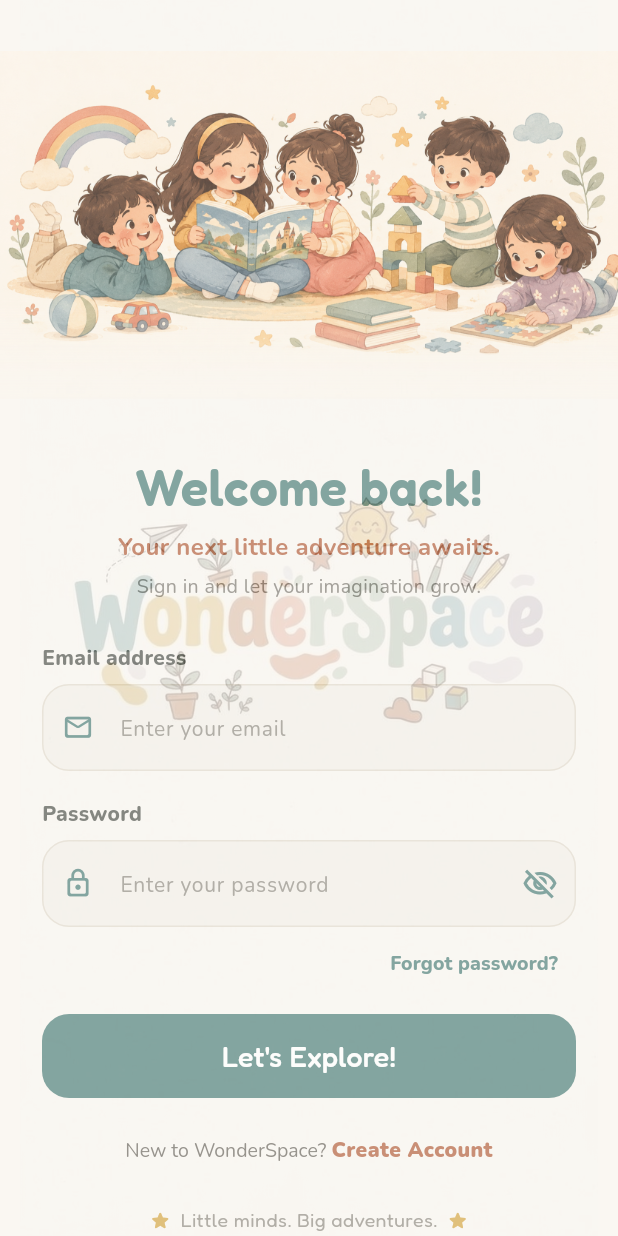
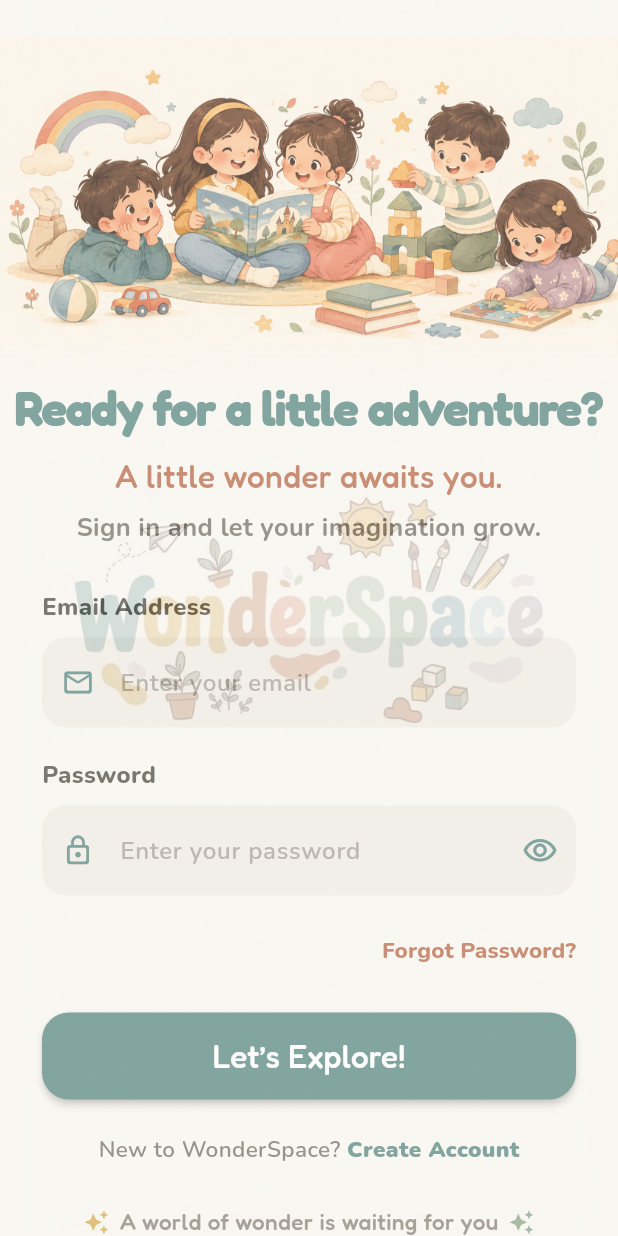
Before and after one commit to aakriti01-dot/WonderSpace, a Flutter app: the screen it shows after launch, on a phone screen of 412 x 824 dp. Run offline on Flutter 3.47's test engine with Material 3 defaults, Android fonts, the phone set to English and light mode, and no system bars; our stand-ins replace firebase_auth, firebase_core, google_fonts; accounts and stored records are empty.

Commit message:
Refine WonderSpace login screen layout

```diff
--- a/lib/screens/login_screen.dart
+++ b/lib/screens/login_screen.dart
@@ -11,125 +11,179 @@ class LoginScreen extends StatefulWidget {
 }
 
 class _LoginScreenState extends State<LoginScreen> {
-  final emailController = TextEditingController();
-  final passwordController = TextEditingController();
+  final _emailController = TextEditingController();
+  final _passwordController = TextEditingController();
 
-  bool isLoading = false;
-  bool obscurePassword = true;
+  bool _isPasswordVisible = false;
+  bool _isLoading = false;
 
-  static const cream = Color(0xFFFAF7F2);
-  static const teal = Color(0xFF5D8A85);
-  static const terracotta = Color(0xFFBA6D4D);
-  static const mustard = Color(0xFFD9AE54);
+  static const Color cream = Color(0xFFFAF7F2);
+  static const Color teal = Color(0xFF5D8A85);
+  static const Color mustard = Color(0xFFD9AE54);
+  static const Color terracotta = Color(0xFFBA6D4D);
+  static const Color sage = Color(0xFF8EA88E);
 
   @override
   void dispose() {
-    emailController.dispose();
-    passwordController.dispose();
+    _emailController.dispose();
+    _passwordController.dispose();
     super.dispose();
   }
 
-  void showMessage(String message) {
+  Future<void> _login() async {
+    final email = _emailController.text.trim();
+    final password = _passwordController.text;
+
+    if (email.isEmpty || password.isEmpty) {
+      _showMessage('Please enter your email and password.');
+      return;
+    }
+
+    setState(() {
+      _isLoading = true;
+    });
+
+    try {
+      await FirebaseAuth.instance.signInWithEmailAndPassword(
+        email: email,
+        password: password,
+      );
+
+      if (!mounted) return;
+
+      _showMessage('Welcome back to WonderSpace! ✨');
+    } on FirebaseAuthException catch (e) {
+      String message;
+
+      switch (e.code) {
+        case 'user-not-found':
+          message = 'No account found with this email.';
+          break;
+        case 'wrong-password':
+          message = 'Incorrect password. Please try again.';
+          break;
+        case 'invalid-email':
+          message = 'Please enter a valid email address.';
+          break;
+        case 'invalid-credential':
+          message = 'Invalid email or password.';
+          break;
+        case 'user-disabled':
+          message = 'This account has been disabled.';
+          break;
+        case 'too-many-requests':
+          message = 'Too many attempts. Please try again later.';
+          break;
+        default:
+          message = e.message ?? 'Something went wrong. Please try again.';
+      }
+
+      if (!mounted) return;
+      _showMessage(message);
+    } catch (e) {
+      if (!mounted) return;
+      _showMessage('Something went wrong. Please try again.');
+    } finally {
+      if (mounted) {
+        setState(() {
+          _isLoading = false;
+        });
+      }
+    }
+  }
+
+  Future<void> _forgotPassword() async {
+    final email = _emailController.text.trim();
+
+    if (email.isEmpty) {
+      _showMessage('Please enter your email address first.');
+      return;
+    }
+
+    try {
+      await FirebaseAuth.instance.sendPasswordResetEmail(
+        email: email,
+      );
+
+      if (!mounted) return;
+      _showMessage('Password reset link sent to your email!');
+    } on FirebaseAuthException catch (e) {
+      if (!mounted) return;
+      _showMessage(e.message ?? 'Unable to send reset email.');
+    }
+  }
+
+  void _showMessage(String message) {
     ScaffoldMessenger.of(context).showSnackBar(
       SnackBar(
-        content: Text(message),
+        content: Text(
+          message,
+          style: GoogleFonts.nunito(
+            fontSize: 15,
+            fontWeight: FontWeight.w700,
+          ),
+        ),
         backgroundColor: teal,
         behavior: SnackBarBehavior.floating,
+        shape: RoundedRectangleBorder(
+          borderRadius: BorderRadius.circular(14),
+        ),
       ),
     );
   }
 
-  Future<void> login() async {
-    if (emailController.text.trim().isEmpty ||
-        passwordController.text.isEmpty) {
-      showMessage('Please enter your email and password.');
-      return;
-    }
-
-    setState(() => isLoading = true);
-
-    try {
-      await FirebaseAuth.instance.signInWithEmailAndPassword(
-        email: emailController.text.trim(),
-        password: passwordController.text.trim(),
-      );
-
-      if (!mounted) return;
-
-      showMessage('Welcome back to WonderSpace! ✨');
-    } on FirebaseAuthException catch (e) {
-      if (!mounted) return;
-
-      if (e.code == 'invalid-credential' ||
-          e.code == 'wrong-password' ||
-          e.code == 'user-not-found') {
-        showMessage('Incorrect email or password. Please try again.');
-      } else if (e.code == 'invalid-email') {
-        showMessage('Please enter a valid email address.');
-      } else {
-        showMessage(e.message ?? 'Something went wrong. Please try again.');
-      }
-    } catch (_) {
-      if (!mounted) return;
-      showMessage('Something went wrong. Please try again.');
-    } finally {
-      if (mounted) {
-        setState(() => isLoading = false);
-      }
-    }
-  }
-
-  Future<void> forgotPassword() async {
-    final email = emailController.text.trim();
-
-    if (email.isEmpty) {
-      showMessage('Enter your email first to reset your password.');
-      return;
-    }
-
-    try {
-      await FirebaseAuth.instance.sendPasswordResetEmail(email: email);
-      if (!mounted) return;
-      showMessage('Password reset email sent! Check your inbox.');
-    } on FirebaseAuthException catch (e) {
-      if (!mounted) return;
-      showMessage(e.message ?? 'Could not send reset email.');
-    }
-  }
-
-  InputDecoration inputDecoration({
+  InputDecoration _inputDecoration({
     required String hint,
     required IconData icon,
-    Widget? suffix,
+    Widget? suffixIcon,
   }) {
     return InputDecoration(
       hintText: hint,
-      prefixIcon: Icon(icon, color: teal, size: 21),
-      suffixIcon: suffix,
+      hintStyle: GoogleFonts.nunito(
+        fontSize: 16,
+        fontWeight: FontWeight.w600,
+        color: const Color(0xFFAAA49B),
+      ),
+      prefixIcon: Icon(
+        icon,
+        color: teal,
+        size: 22,
+      ),
+      suffixIcon: suffixIcon,
       filled: true,
-      fillColor: const Color(0xFFEFECE5).withValues(alpha: 0.55),
-      hintStyle: GoogleFonts.nunito(
-        color: const Color(0xFF9B978F),
-        fontSize: 14,
-      ),
+      fillColor: const Color(0xFFF1EDE6),
       contentPadding: const EdgeInsets.symmetric(
         horizontal: 18,
-        vertical: 17,
+        vertical: 18,
       ),
       border: OutlineInputBorder(
-        borderRadius: BorderRadius.circular(18),
+        borderRadius: BorderRadius.circular(16),
         borderSide: BorderSide.none,
       ),
       enabledBorder: OutlineInputBorder(
-        borderRadius: BorderRadius.circular(18),
+        borderRadius: BorderRadius.circular(16),
+        borderSide: BorderSide.none,
+      ),
+      focusedBorder: OutlineInputBorder(
+        borderRadius: BorderRadius.circular(16),
         borderSide: const BorderSide(
-          color: Color(0xFFE5DED2),
-          width: 1,
+          color: teal,
+          width: 1.5,
         ),
       ),
-      focusedBorder: OutlineInputBorder(
-        borderRadius: BorderRadius.circular(18),
-        borderSide: const BorderSide(color: teal, width: 1.5),
+    );
+  }
+
+  Widget _buildLabel(String text) {
+    return Padding(
+      padding: const EdgeInsets.only(bottom: 9),
+      child: Text(
+        text,
+        style: GoogleFonts.nunito(
+          fontSize: 16,
+          fontWeight: FontWeight.w800,
+          color: const Color(0xFF514D46),
+        ),
       ),
     );
   }
@@ -139,19 +193,25 @@ class _LoginScreenState extends State<LoginScreen> {
     return Scaffold(
       backgroundColor: cream,
       body: SafeArea(
-        child: LayoutBuilder(
-          builder: (context, constraints) {
-            return SingleChildScrollView(
-              child: ConstrainedBox(
-                constraints: BoxConstraints(
-                  minHeight: constraints.maxHeight,
-                ),
+        child: SingleChildScrollView(
+          physics: const BouncingScrollPhysics(),
+          child: Padding(
+            padding: const EdgeInsets.only(bottom: 24),
             child: Column(
+              crossAxisAlignment: CrossAxisAlignment.stretch,
               children: [
-                    // Illustration
+                // Illustration with overlapping headline
                 SizedBox(
+                  height: 300,
                   width: double.infinity,
-                      height: 300,
+                  child: Stack(
+                    alignment: Alignment.bottomCenter,
+                    children: [
+                      Positioned(
+                        top: 0,
+                        left: 0,
+                        right: 0,
+                        height: 280,
                         child: ShaderMask(
                           shaderCallback: (bounds) {
                             return const LinearGradient(
@@ -162,7 +222,7 @@ class _LoginScreenState extends State<LoginScreen> {
                                 Colors.black,
                                 Colors.transparent,
                               ],
-                            stops: [0.0, 0.65, 1.0],
+                              stops: [0.0, 0.72, 1.0],
                             ).createShader(bounds);
                           },
                           blendMode: BlendMode.dstIn,
@@ -176,48 +236,56 @@ class _LoginScreenState extends State<LoginScreen> {
                         ),
                       ),
 
-                    // Welcome section
-                    Padding(
-                      padding: const EdgeInsets.symmetric(horizontal: 28),
-                      child: Column(
-                        children: [
-                          Text(
-                            'Welcome back!',
+                      Positioned(
+                        bottom:5,
+                        left: 10,
+                        right: 10,
+                        child: FittedBox(
+                          fit: BoxFit.scaleDown,
+                          child: Text(
+                            'Ready for a little adventure?',
                             textAlign: TextAlign.center,
+                            maxLines: 1,
                             style: GoogleFonts.fredoka(
-                              fontSize: 34,
-                              fontWeight: FontWeight.w600,
+                              fontSize: 36,
+                              fontWeight: FontWeight.w700,
+                              letterSpacing: -1.0,
                               color: teal,
                             ),
                           ),
-
-                          const SizedBox(height: 4),
-
-                          Text(
-                            'Your next little adventure awaits.',
-                            textAlign: TextAlign.center,
-                            style: GoogleFonts.nunito(
-                              fontSize: 16,
-                              fontWeight: FontWeight.w700,
-                              color: terracotta,
-                            ),
-                          ),
-
-                          const SizedBox(height: 5),
-
-                          Text(
-                            'Sign in and let your imagination grow.',
-                            textAlign: TextAlign.center,
-                            style: GoogleFonts.nunito(
-                              fontSize: 13,
-                              color: const Color(0xFF8A867F),
                         ),
                       ),
                     ],
                   ),
                 ),
 
-                    const SizedBox(height: 28),
+                const SizedBox(height:2),
+
+                // Tagline
+                Text(
+                  'A little wonder awaits you.',
+                  textAlign: TextAlign.center,
+                  style: GoogleFonts.fredoka(
+                    fontSize: 21,
+                    fontWeight: FontWeight.w500,
+                    color: terracotta,
+                  ),
+                ),
+
+                const SizedBox(height: 7),
+
+                // Supporting text
+                Text(
+                  'Sign in and let your imagination grow.',
+                  textAlign: TextAlign.center,
+                  style: GoogleFonts.nunito(
+                    fontSize: 17,
+                    fontWeight: FontWeight.w700,
+                    color: const Color(0xFF77736C),
+                  ),
+                ),
+
+                const SizedBox(height: 30),
 
                 // Login form
                 Padding(
@@ -225,56 +293,39 @@ class _LoginScreenState extends State<LoginScreen> {
                   child: Column(
                     crossAxisAlignment: CrossAxisAlignment.start,
                     children: [
-                          Text(
-                            'Email address',
-                            style: GoogleFonts.nunito(
-                              fontSize: 14,
-                              fontWeight: FontWeight.w800,
-                              color: const Color(0xFF5F625C),
-                            ),
-                          ),
-
-                          const SizedBox(height: 8),
+                      _buildLabel('Email Address'),
 
                       TextField(
-                            controller: emailController,
+                        controller: _emailController,
                         keyboardType: TextInputType.emailAddress,
                         textInputAction: TextInputAction.next,
-                            decoration: inputDecoration(
+                        decoration: _inputDecoration(
                           hint: 'Enter your email',
                           icon: Icons.mail_outline_rounded,
                         ),
                       ),
 
-                          const SizedBox(height: 18),
+                      const SizedBox(height: 20),
 
-                          Text(
-                            'Password',
-                            style: GoogleFonts.nunito(
-                              fontSize: 14,
-                              fontWeight: FontWeight.w800,
-                              color: const Color(0xFF5F625C),
-                            ),
-                          ),
-
-                          const SizedBox(height: 8),
+                      _buildLabel('Password'),
 
                       TextField(
-                            controller: passwordController,
-                            obscureText: obscurePassword,
+                        controller: _passwordController,
+                        obscureText: !_isPasswordVisible,
                         textInputAction: TextInputAction.done,
-                            onSubmitted: (_) => login(),
-                            decoration: inputDecoration(
+                        onSubmitted: (_) => _login(),
+                        decoration: _inputDecoration(
                           hint: 'Enter your password',
                           icon: Icons.lock_outline_rounded,
-                              suffix: IconButton(
+                          suffixIcon: IconButton(
                             onPressed: () {
                               setState(() {
-                                    obscurePassword = !obscurePassword;
+                                _isPasswordVisible =
+                                !_isPasswordVisible;
                               });
                             },
                             icon: Icon(
-                                  obscurePassword
+                              _isPasswordVisible
                                   ? Icons.visibility_off_outlined
                                   : Icons.visibility_outlined,
                               color: teal,
@@ -283,89 +334,96 @@ class _LoginScreenState extends State<LoginScreen> {
                         ),
                       ),
 
+                      const SizedBox(height: 12),
+
+                      // Forgot password
                       Align(
                         alignment: Alignment.centerRight,
                         child: TextButton(
-                              onPressed: forgotPassword,
+                          onPressed: _forgotPassword,
+                          style: TextButton.styleFrom(
+                            foregroundColor: terracotta,
+                            padding: EdgeInsets.zero,
+                          ),
                           child: Text(
-                                'Forgot password?',
+                            'Forgot Password?',
                             style: GoogleFonts.nunito(
-                                  color: teal,
+                              fontSize: 15,
                               fontWeight: FontWeight.w800,
-                                  fontSize: 13,
                             ),
                           ),
                         ),
                       ),
 
-                          const SizedBox(height: 10),
+                      const SizedBox(height: 18),
 
                       // Login button
                       SizedBox(
                         width: double.infinity,
-                            height: 56,
+                        height: 58,
                         child: ElevatedButton(
-                              onPressed: isLoading ? null : login,
+                          onPressed: _isLoading ? null : _login,
                           style: ElevatedButton.styleFrom(
                             backgroundColor: teal,
                             foregroundColor: Colors.white,
-                                elevation: 0,
+                            disabledBackgroundColor:
+                            teal.withValues(alpha: 0.6),
+                            elevation: 2,
                             shape: RoundedRectangleBorder(
                               borderRadius: BorderRadius.circular(18),
                             ),
                           ),
-                              child: isLoading
+                          child: _isLoading
                               ? const SizedBox(
-                                height: 22,
-                                width: 22,
+                            height: 24,
+                            width: 24,
                             child: CircularProgressIndicator(
                               color: Colors.white,
-                                  strokeWidth: 2,
+                              strokeWidth: 2.5,
                             ),
                           )
                               : Text(
-                                "Let's Explore!",
+                            'Let’s Explore!',
                             style: GoogleFonts.fredoka(
-                                  fontSize: 19,
+                              fontSize: 21,
                               fontWeight: FontWeight.w500,
                             ),
                           ),
                         ),
                       ),
 
-                          const SizedBox(height: 24),
+                      const SizedBox(height: 22),
 
                       // Create account
-                          Center(
-                            child: RichText(
-                              text: TextSpan(
+                      Row(
+                        mainAxisAlignment: MainAxisAlignment.center,
+                        children: [
+                          Flexible(
+                            child: Text(
+                              'New to WonderSpace? ',
                               style: GoogleFonts.nunito(
-                                  fontSize: 13,
+                                fontSize: 15,
+                                fontWeight: FontWeight.w600,
                                 color: const Color(0xFF77736C),
                               ),
-                                children: [
-                                  const TextSpan(
-                                    text: "New to WonderSpace? ",
                             ),
-                                  WidgetSpan(
-                                    child: GestureDetector(
+                          ),
+                          GestureDetector(
                             onTap: () {
-                                        showMessage(
+                              _showMessage(
                                 'Sign-up screen coming next!',
                               );
                             },
                             child: Text(
                               'Create Account',
                               style: GoogleFonts.nunito(
-                                          color: terracotta,
+                                fontSize: 15,
                                 fontWeight: FontWeight.w900,
-                                        ),
+                                color: teal,
                               ),
                             ),
                           ),
                         ],
-                              ),
-                            ),
                       ),
                     ],
                   ),
@@ -373,39 +431,35 @@ class _LoginScreenState extends State<LoginScreen> {
 
                 const SizedBox(height: 28),
 
-                    // Decorative footer
-                    Padding(
-                      padding: const EdgeInsets.only(bottom: 22),
-                      child: Row(
+                // Footer
+                Row(
                   mainAxisAlignment: MainAxisAlignment.center,
                   children: [
                     Icon(
-                            Icons.star_rounded,
-                            size: 15,
+                      Icons.auto_awesome,
                       color: mustard,
+                      size: 17,
                     ),
-                          const SizedBox(width: 6),
+                    const SizedBox(width: 7),
                     Text(
-                            'Little minds. Big adventures.',
+                      'A world of wonder is waiting for you',
                       style: GoogleFonts.fredoka(
-                              fontSize: 13,
-                              color: const Color(0xFF9B978F),
+                        fontSize: 15,
+                        fontWeight: FontWeight.w500,
+                        color: const Color(0xFF8C867D),
                       ),
                     ),
-                          const SizedBox(width: 6),
+                    const SizedBox(width: 7),
                     Icon(
-                            Icons.star_rounded,
-                            size: 15,
-                            color: mustard,
+                      Icons.auto_awesome,
+                      color: sage,
+                      size: 17,
+                    ),
+                  ],
                 ),
               ],
             ),
           ),
-                  ],
-                ),
-              ),
-            );
-          },
         ),
       ),
     );
```
Lines whose indentation alone changed are shown as unchanged.
